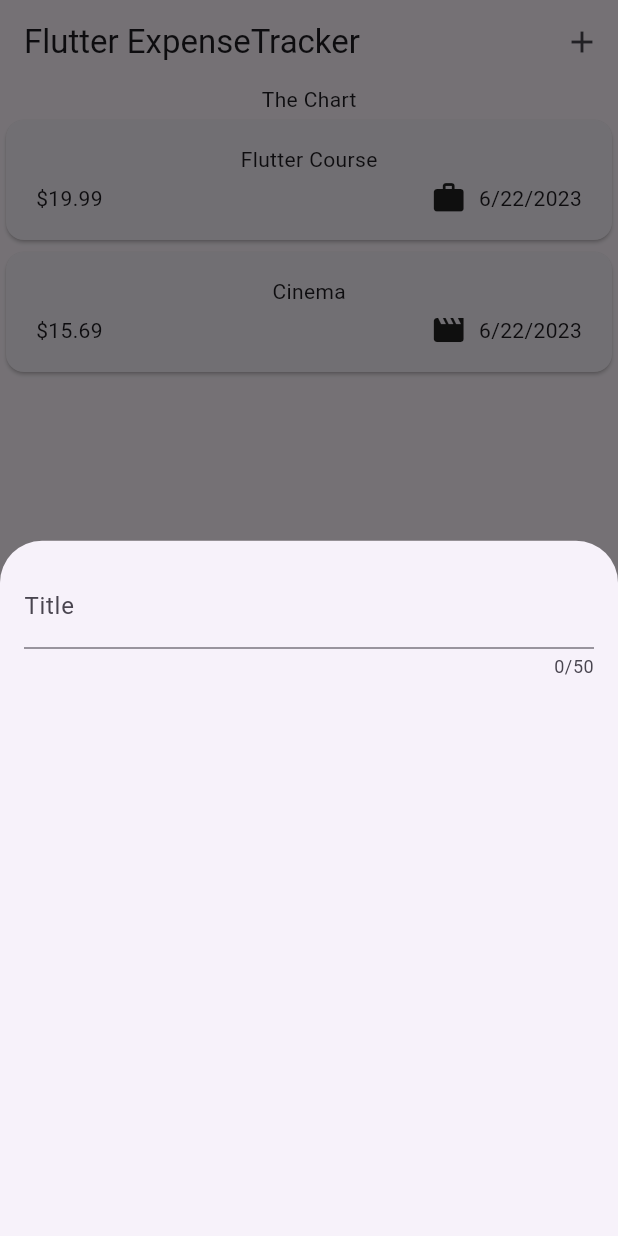
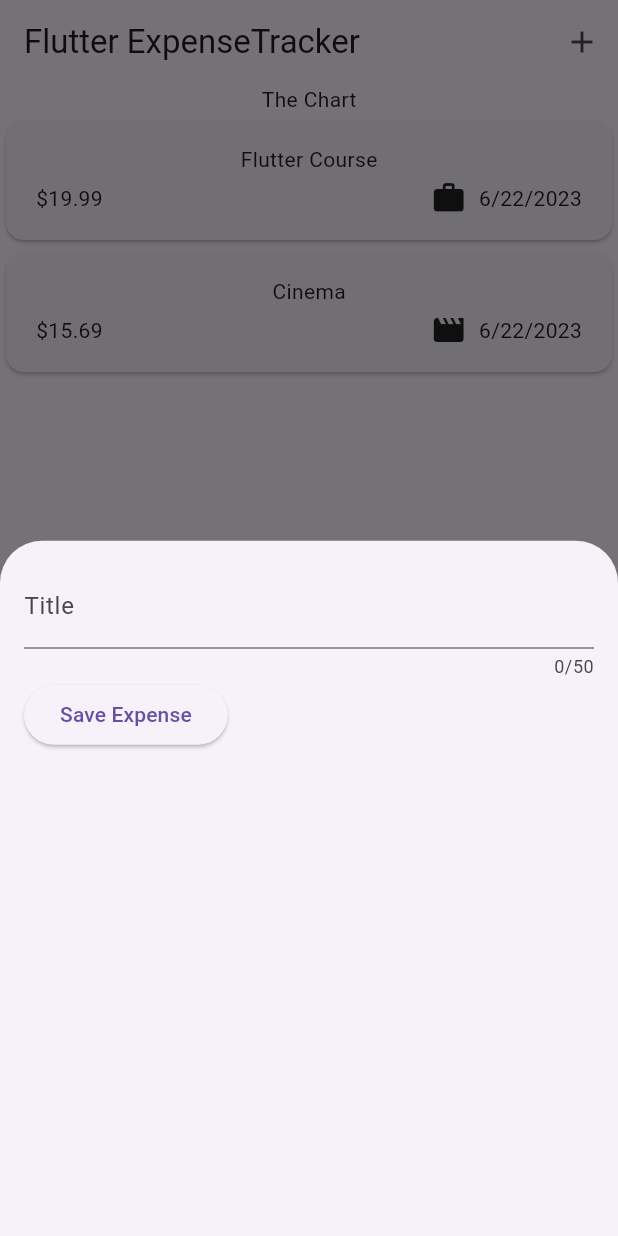
Before and after one commit to SirGeist/expense_tracker_app, a Flutter app: the screen it shows after launch, after a tap on the "add" icon, on a phone screen of 412 x 824 dp. Run offline on Flutter 3.47's test engine with Material 2 defaults, Android fonts, the phone set to English and light mode, and no system bars.

Commit message:
getting user input and storing it

```diff
--- a/lib/widgets/new_expense.dart
+++ b/lib/widgets/new_expense.dart
@@ -8,18 +8,33 @@ class NewExpense extends StatefulWidget {
 }
 
 class _NewExpenseState extends State<NewExpense> {
+  var _enteredTitle = '';
+
+  void _saveTitleInput(String inputValue) {
+    _enteredTitle = inputValue;
+  }
+
   @override
   Widget build(BuildContext context) {
-    return const Padding(
-      padding: EdgeInsets.all(16),
+    return Padding(
+      padding: const EdgeInsets.all(16),
       child: Column(
         children: [
           TextField(
+            onChanged: _saveTitleInput,
             maxLength: 50,
-            decoration: InputDecoration(
+            decoration: const InputDecoration(
               label: Text('Title'),
             ),
           ),
+          Row(children: [
+            ElevatedButton(
+              onPressed: () {
+                print(_enteredTitle);
+              },
+              child: const Text('Save Expense'),
+            ),
+          ]),
         ],
       ),
     );
```
